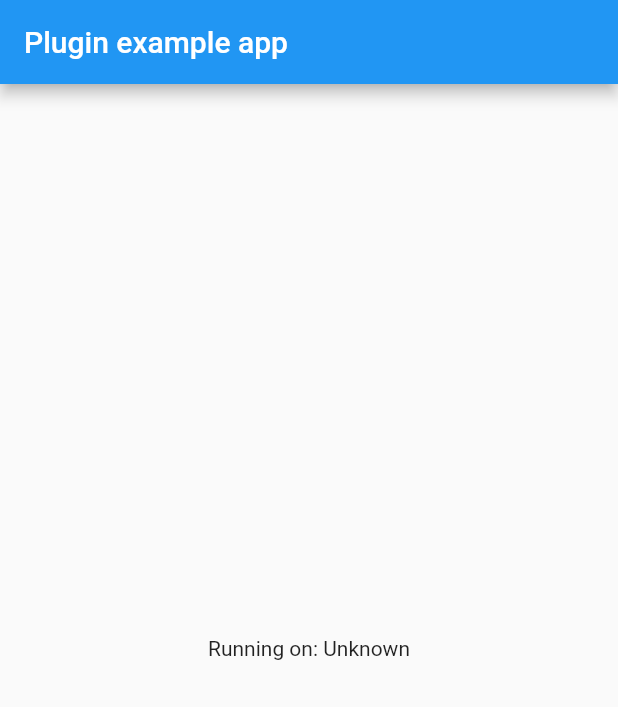
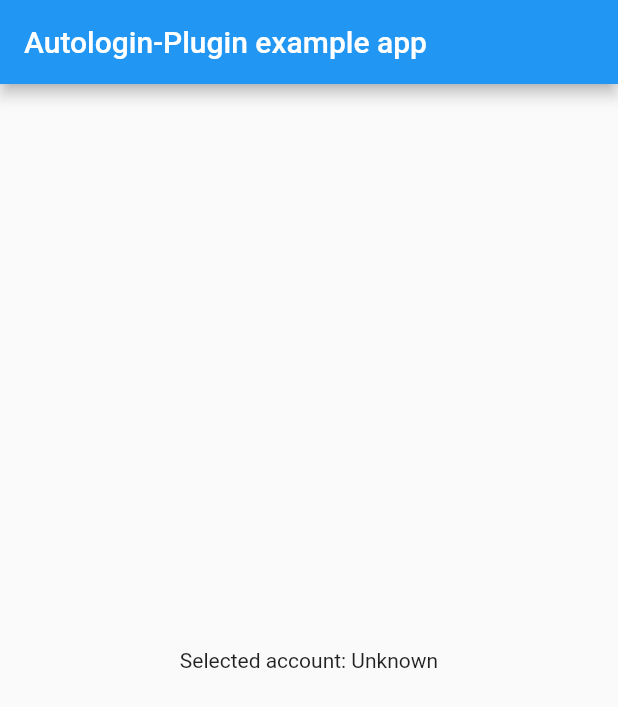
Before and after one commit to rekire/autologin_plugin, a Flutter app: the screen it shows after launch, on a phone screen of 412 x 824 dp. Shown: the top 707 px of the screen. Run offline on Flutter 3.47's test engine with Material 2 defaults, Android fonts, the phone set to English and light mode, and no system bars.

```diff
--- a/example/lib/main.dart
+++ b/example/lib/main.dart
@@ -14,7 +14,7 @@ class MyApp extends StatefulWidget {
 }
 
 class _MyAppState extends State<MyApp> {
-  String _platformVersion = 'Unknown';
+  String _username = 'Unknown';
 
   @override
   void initState() {
@@ -24,12 +24,12 @@ class _MyAppState extends State<MyApp> {
 
   // Platform messages are asynchronous, so we initialize in an async method.
   Future<void> initPlatformState() async {
-    String platformVersion;
+    String username;
     // Platform messages may fail, so we use a try/catch PlatformException.
     try {
-      platformVersion = await AutologinPlugin.platformVersion;
+      username = (await AutologinPlugin.getLoginData()).username;
     } on PlatformException {
-      platformVersion = 'Failed to get platform version.';
+      username = '<No account chosen>';
     }
 
     // If the widget was removed from the tree while the asynchronous platform
@@ -38,7 +38,7 @@ class _MyAppState extends State<MyApp> {
     if (!mounted) return;
 
     setState(() {
-      _platformVersion = platformVersion;
+      _username = username;
     });
   }
 
@@ -47,10 +47,10 @@ class _MyAppState extends State<MyApp> {
     return MaterialApp(
       home: Scaffold(
         appBar: AppBar(
-          title: const Text('Plugin example app'),
+          title: const Text('Autologin-Plugin example app'),
         ),
         body: Center(
-          child: Text('Running on: $_platformVersion\n'),
+          child: Text('Selected account: $_username'),
         ),
       ),
     );
--- a/lib/autologin_plugin.dart
+++ b/lib/autologin_plugin.dart
@@ -12,8 +12,8 @@ class AutologinPlugin {
   }
 
   static Future<Credential> getLoginData() async {
-    final List<String> data = await _channel.invokeMethod('getLoginData');
-    return Credential.fromArgs(data[0], data[1]);
+    final List<dynamic> data = await _channel.invokeMethod('getLoginData');
+    return Credential.fromArgs(data[0] as String, data[1] as String);
   }
 
   static Future<bool> saveLoginData(Credential credential) async {
```
Also changed, not shown: 2 other files.
